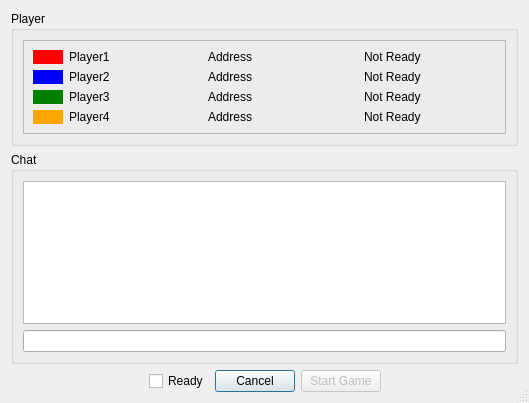
Qt form client/ui/gamelobbyform.ui (rku/Settleboard) before a commit.
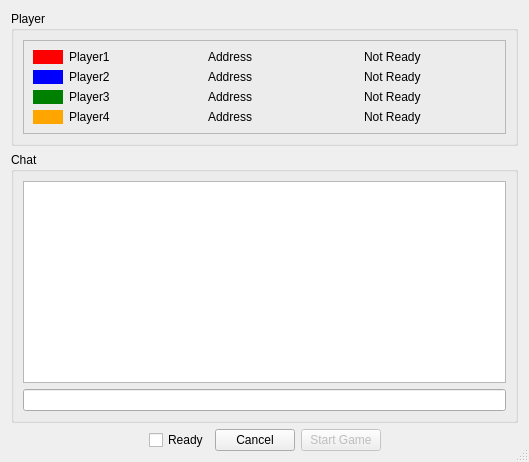
The same form after that commit.

The edit to the form file:
```diff
--- a/client/ui/gamelobbyform.ui
+++ b/client/ui/gamelobbyform.ui
@@ -10,7 +10,7 @@
     <x>0</x>
     <y>0</y>
     <width>529</width>
-    <height>403</height>
+    <height>462</height>
    </rect>
   </property>
   <property name="sizePolicy">
@@ -277,6 +277,9 @@
        <property name="text">
         <string>Cancel</string>
        </property>
+       <property name="autoDefault">
+        <bool>false</bool>
+       </property>
       </widget>
      </item>
      <item>
@@ -287,6 +290,9 @@
        <property name="text">
         <string>Start Game</string>
        </property>
+       <property name="autoDefault">
+        <bool>false</bool>
+       </property>
       </widget>
      </item>
      <item>
```
